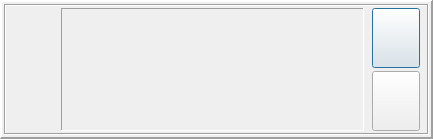
Old version of the form Screen/frmMessage.ui in the repository LasFreitas/Bike.
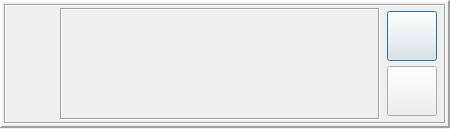
New version of the form. Icons and pictures are not drawn.

Commit message: Feature C_Message update

The edit to the form file:
```diff
--- a/Screen/frmMessage.ui
+++ b/Screen/frmMessage.ui
@@ -9,8 +9,8 @@
    <rect>
     <x>0</x>
     <y>0</y>
-    <width>433</width>
-    <height>139</height>
+    <width>450</width>
+    <height>129</height>
    </rect>
   </property>
   <property name="windowTitle">
@@ -24,8 +24,8 @@
     <rect>
      <x>0</x>
      <y>0</y>
-     <width>433</width>
-     <height>139</height>
+     <width>450</width>
+     <height>128</height>
     </rect>
    </property>
    <property name="accessibleName">
@@ -75,7 +75,10 @@
         <number>0</number>
        </property>
        <item>
-        <widget class="QFrame" name="">
+        <widget class="QFrame" name="frame">
+         <property name="cursor">
+          <cursorShape>WaitCursor</cursorShape>
+         </property>
          <property name="frameShape">
           <enum>QFrame::Box</enum>
          </property>
@@ -84,7 +87,7 @@
          </property>
          <layout class="QHBoxLayout" name="horizontalLayout_3">
           <property name="spacing">
-           <number>3</number>
+           <number>2</number>
           </property>
           <property name="leftMargin">
            <number>2</number>
@@ -112,6 +115,9 @@
               <height>0</height>
              </size>
             </property>
+            <property name="frameShadow">
+             <enum>QFrame::Raised</enum>
+            </property>
             <property name="text">
              <string/>
             </property>
@@ -144,7 +150,7 @@
              <string>FS12|FB</string>
             </property>
             <property name="frameShape">
-             <enum>QFrame::Panel</enum>
+             <enum>QFrame::Box</enum>
             </property>
             <property name="frameShadow">
              <enum>QFrame::Sunken</enum>
@@ -177,15 +183,15 @@
             <item>
              <widget class="QPushButton" name="btSim">
               <property name="sizePolicy">
-               <sizepolicy hsizetype="Preferred" vsizetype="Preferred">
+               <sizepolicy hsizetype="Fixed" vsizetype="Fixed">
                 <horstretch>0</horstretch>
                 <verstretch>0</verstretch>
                </sizepolicy>
               </property>
               <property name="minimumSize">
                <size>
-                <width>48</width>
-                <height>48</height>
+                <width>50</width>
+                <height>50</height>
                </size>
               </property>
               <property name="maximumSize">
@@ -221,15 +227,15 @@
                <bool>true</bool>
               </property>
               <property name="sizePolicy">
-               <sizepolicy hsizetype="Preferred" vsizetype="Preferred">
+               <sizepolicy hsizetype="Fixed" vsizetype="Fixed">
                 <horstretch>0</horstretch>
                 <verstretch>0</verstretch>
                </sizepolicy>
               </property>
               <property name="minimumSize">
                <size>
-                <width>48</width>
-                <height>48</height>
+                <width>50</width>
+                <height>50</height>
                </size>
               </property>
               <property name="maximumSize">
```
Left out of the diff: 3 changed lines with no effect on the pictures. The commit also changes 6 other files.
